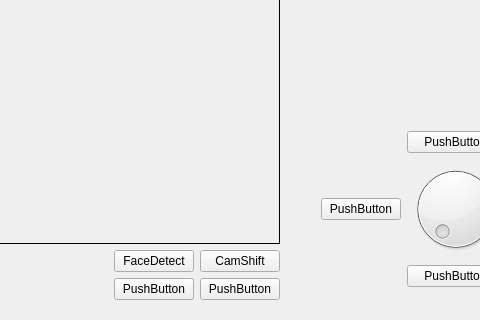
Above: SmartCar/widget.ui from lxgouc/Qt-tcp-opencv before the change; both pictures show x 340 to 820 and y 220 to 540 of the 960 by 540 pixel window. Below: the same form after it.
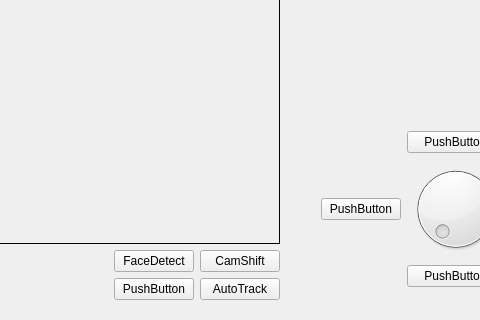
That is the form after the change. Custom widgets are drawn as their Qt base class.

```diff
--- a/SmartCar/widget.ui
+++ b/SmartCar/widget.ui
@@ -112,7 +112,7 @@
         <item>
          <widget class="QPushButton" name="pushButton_6">
           <property name="text">
-           <string>PushButton</string>
+           <string>AutoTrack</string>
           </property>
          </widget>
         </item>
```
Left out of the diff: 2 changed lines with no effect on the pictures.
